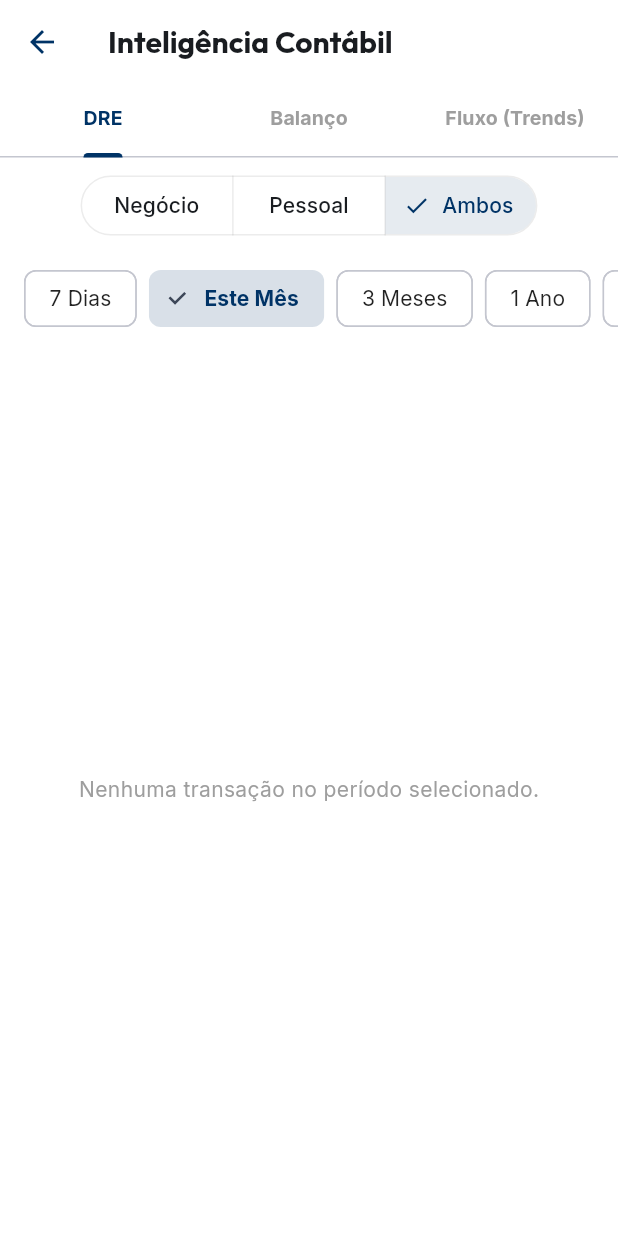
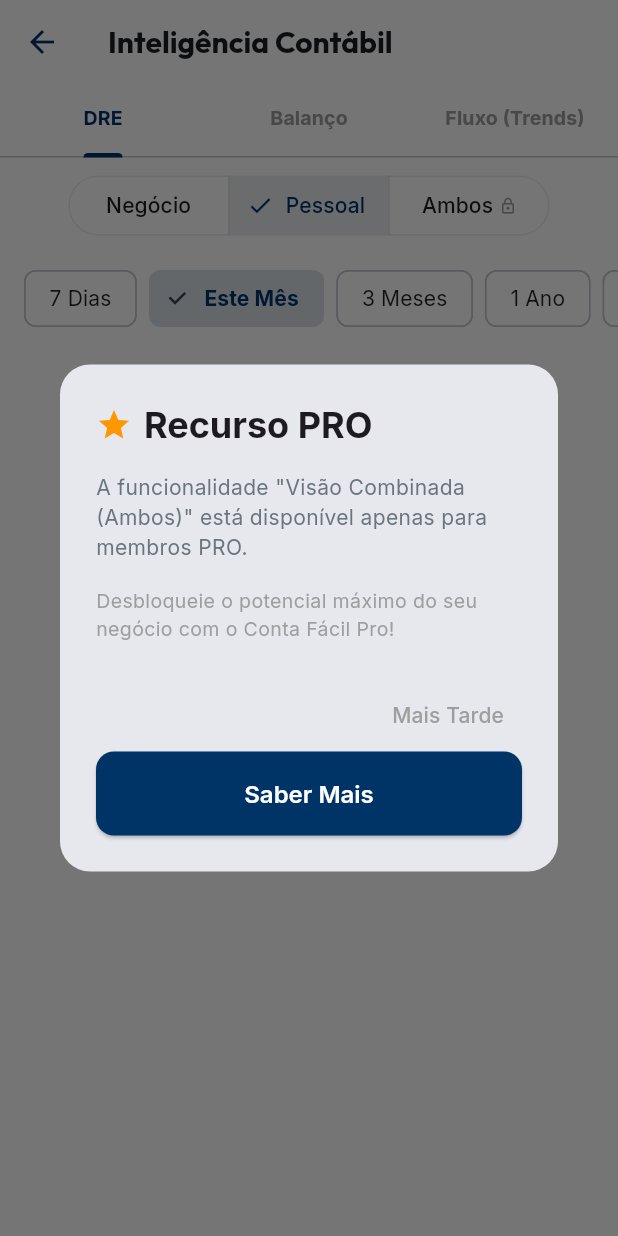
Before and after one commit to iradoweck/conta-facil, a Flutter app: the FinancialReportsScreen screen opened directly, after a tap on "Pessoal", after a tap on "Ambos", on a phone screen of 412 x 824 dp. Run offline on Flutter 3.47's test engine with Material 3 defaults, Android fonts, the light colour scheme and no system bars; our stand-ins replace fl_chart, flutter_riverpod, google_fonts, image_picker, shared_preferences; accounts and stored records are empty.

Commit message:
Melhorias na Gestão de Transações - Criei o ProGateHelper para garantir que as mensagens de upgrade sejam consistentes e visualmente atraentes em todo o sistema

```diff
--- a/lib/modules/reports/presentation/screens/financial_reports_screen.dart
+++ b/lib/modules/reports/presentation/screens/financial_reports_screen.dart
@@ -7,6 +7,7 @@
 import 'package:fl_chart/fl_chart.dart';
 import 'package:intl/intl.dart';
 import 'package:conta_facil/core/providers/subscription_provider.dart';
+import 'package:conta_facil/shared/utils/pro_gate_helper.dart';
 
 class FinancialReportsScreen extends ConsumerStatefulWidget {
   const FinancialReportsScreen({super.key});
@@ -78,6 +79,7 @@
   Widget build(BuildContext context) {
     final transactionsAsync = ref.watch(transactionsProvider);
     final currencyFormat = NumberFormat.currency(locale: 'pt_MZ', symbol: 'MT');
+    final isPro = ref.watch(subscriptionProvider) == SubscriptionPlan.pro;
 
     return Scaffold(
       backgroundColor: Colors.white,
@@ -101,8 +103,8 @@
       ),
       body: Column(
         children: [
-          _buildContextSegment(),
-          _buildTimeCarousel(),
+          _buildContextSegment(isPro),
+          _buildTimeCarousel(isPro),
           Expanded(
             child: transactionsAsync.when(
               data: (transactions) {
@@ -133,19 +135,33 @@
     );
   }
 
-  Widget _buildContextSegment() {
+  Widget _buildContextSegment(bool isPro) {
     return Padding(
       padding: const EdgeInsets.symmetric(horizontal: 16, vertical: 8),
       child: SegmentedButton<bool?>(
-        segments: const [
-          ButtonSegment(value: true, label: Text('Negócio')),
-          ButtonSegment(value: false, label: Text('Pessoal')),
-          ButtonSegment(value: null, label: Text('Ambos')),
+        segments: [
+          const ButtonSegment(value: true, label: Text('Negócio')),
+          const ButtonSegment(value: false, label: Text('Pessoal')),
+          ButtonSegment(
+            value: null,
+            label: Row(
+              mainAxisSize: MainAxisSize.min,
+              children: [
+                const Text('Ambos'),
+                if (!isPro) ...[const SizedBox(width: 4), const Icon(Icons.lock_outline, size: 12, color: Colors.grey)],
+              ],
+            )
+          ),
         ],
         selected: {_isBusiness},
         onSelectionChanged: (Set<bool?> selection) {
+          final val = selection.first;
+          if (val == null && !isPro) {
+             ProGateHelper.showUpgradeDialog(context, 'Visão Combinada (Ambos)');
+             return;
+          }
           setState(() {
-            _isBusiness = selection.first;
+            _isBusiness = val;
           });
         },
         style: SegmentedButton.styleFrom(
@@ -158,7 +174,7 @@
     );
   }
 
-  Widget _buildTimeCarousel() {
+  Widget _buildTimeCarousel(bool isPro) {
     final presets = ['7 Dias', 'Este Mês', '3 Meses', '1 Ano', 'Personalizado'];
     return SizedBox(
       height: 60,
@@ -169,14 +185,25 @@
         itemBuilder: (context, index) {
           final preset = presets[index];
           final isSelected = _rangePreset == preset;
+          final isLocked = preset == 'Personalizado' && !isPro;
+
           return Padding(
             padding: const EdgeInsets.only(right: 8),
             child: ChoiceChip(
-              label: Text(preset, style: TextStyle(fontWeight: isSelected ? FontWeight.bold : FontWeight.normal)),
+              label: Row(
+                children: [
+                  Text(preset, style: TextStyle(fontWeight: isSelected ? FontWeight.bold : FontWeight.normal)),
+                  if (isLocked) ...[const SizedBox(width: 4), const Icon(Icons.lock_outline, size: 12, color: Colors.grey)],
+                ],
+              ),
               selected: isSelected,
               selectedColor: AppColors.primary.withValues(alpha: 0.15),
               labelStyle: TextStyle(color: isSelected ? AppColors.primary : Colors.black87),
               onSelected: (selected) {
+                if (isLocked) {
+                  ProGateHelper.showUpgradeDialog(context, 'Período Personalizado');
+                  return;
+                }
                 if (preset == 'Personalizado') {
                   _selectCustomRange();
                 } else {
--- /dev/null
+++ b/lib/shared/utils/pro_gate_helper.dart
@@ -0,0 +1,57 @@
+import 'package:flutter/material.dart';
+import 'package:conta_facil/core/constants/app_colors.dart';
+
+class ProGateHelper {
+  static void showUpgradeDialog(BuildContext context, String featureName) {
+    showDialog(
+      context: context,
+      builder: (context) => AlertDialog(
+        shape: RoundedRectangleBorder(borderRadius: BorderRadius.circular(20)),
+        title: Row(
+          children: [
+            const Icon(Icons.star, color: Colors.orange),
+            const SizedBox(width: 8),
+            const Text('Recurso PRO', style: TextStyle(fontWeight: FontWeight.bold)),
+          ],
+        ),
+        content: Column(
+          mainAxisSize: MainAxisSize.min,
+          crossAxisAlignment: CrossAxisAlignment.start,
+          children: [
+            Text(
+              'A funcionalidade "$featureName" está disponível apenas para membros PRO.',
+              style: const TextStyle(fontSize: 14),
+            ),
+            const SizedBox(height: 16),
+            const Text(
+              'Desbloqueie o potencial máximo do seu negócio com o Conta Fácil Pro!',
+              style: TextStyle(fontSize: 13, color: Colors.grey),
+            ),
+          ],
+        ),
+        actions: [
+          TextButton(
+            onPressed: () => Navigator.pop(context),
+            child: const Text('Mais Tarde', style: TextStyle(color: Colors.grey)),
+          ),
+          ElevatedButton(
+            onPressed: () {
+              Navigator.pop(context);
+              ScaffoldMessenger.of(context).showSnackBar(
+                const SnackBar(
+                    content: Text('Vá para Perfil > Configurações para fazer o Upgrade!'),
+                    backgroundColor: AppColors.primary),
+              );
+            },
+            style: ElevatedButton.styleFrom(
+              backgroundColor: AppColors.primary,
+              foregroundColor: Colors.white,
+              shape: RoundedRectangleBorder(borderRadius: BorderRadius.circular(12)),
+            ),
+            child: const Text('Saber Mais'),
+          ),
+        ],
+      ),
+    );
+  }
+}
```
Also changed, not shown: lib/modules/dashboard/presentation/screens/dashboard_screen.dart (+25 -7 lines), lib/modules/reports/presentation/screens/analytics_screen.dart (+40 -9 lines), lib/modules/transactions/presentation/screens/all_transactions_screen.dart (+84 -18 lines), lib/modules/transactions/presentation/screens/transaction_detail_screen.dart (added, +110 -0 lines), 1 other file.
